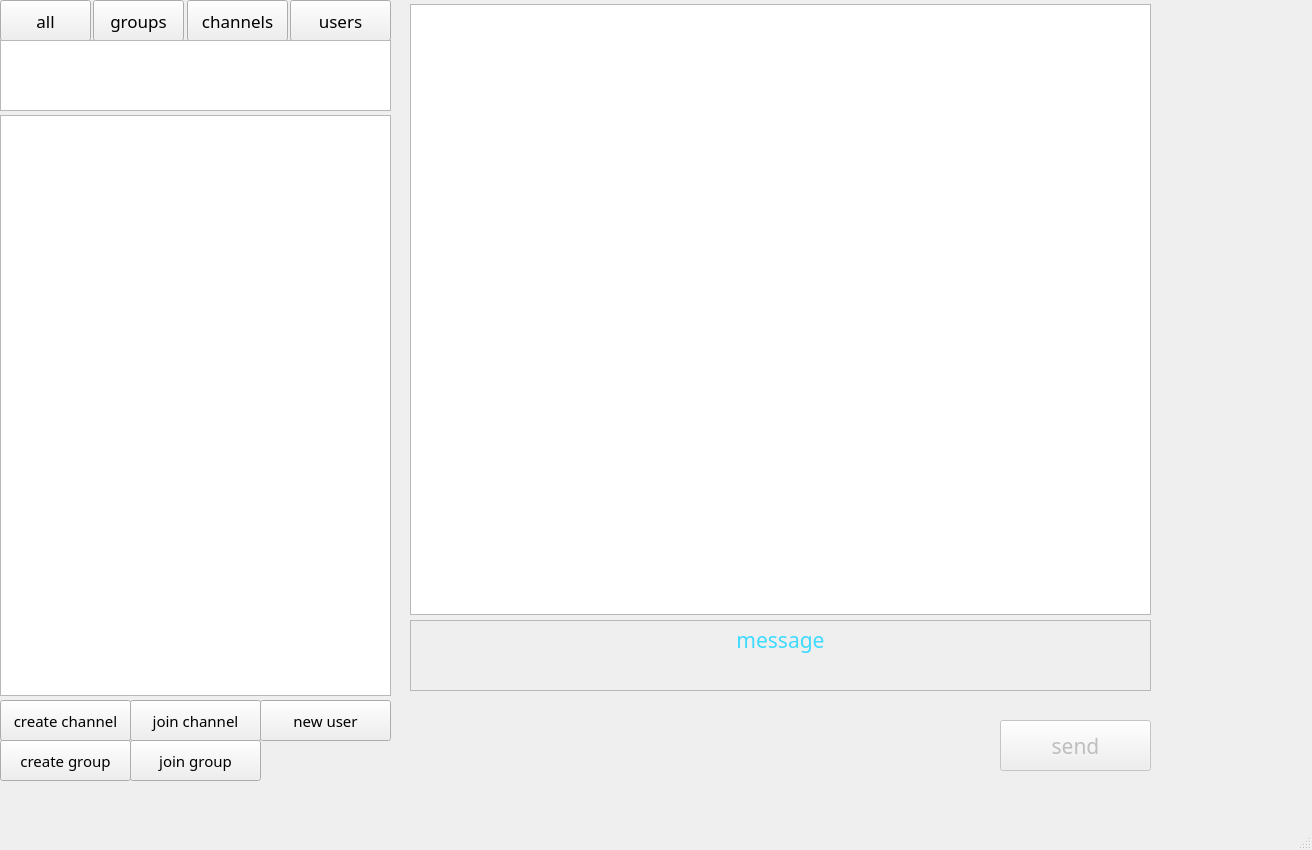
Old version of the form messenger/main_page.ui in the repository SeyedAliamiri/Messenger_cpp-31-_9.
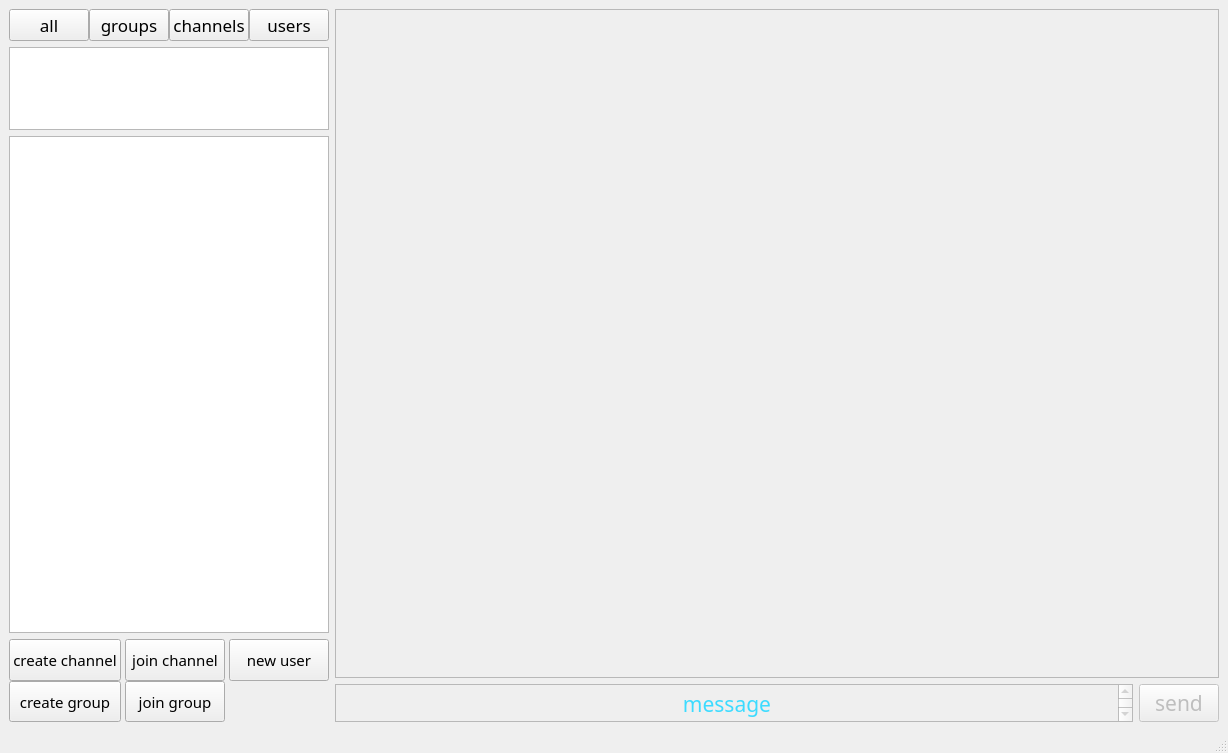
New version of the form.

Commit message: graphic of showing messages added

The edit to the form file:
```diff
--- a/messenger/main_page.ui
+++ b/messenger/main_page.ui
@@ -6,23 +6,42 @@
    <rect>
     <x>0</x>
     <y>0</y>
-    <width>1312</width>
-    <height>850</height>
+    <width>1228</width>
+    <height>753</height>
    </rect>
   </property>
   <property name="windowTitle">
    <string>MainWindow</string>
   </property>
   <widget class="QWidget" name="centralwidget">
+   <layout class="QVBoxLayout" name="verticalLayout_3">
+    <item>
+     <layout class="QHBoxLayout" name="horizontalLayout_5" stretch="1,4">
+      <item>
+       <layout class="QVBoxLayout" name="verticalLayout" stretch="0,1,6,1">
+        <item>
+         <layout class="QHBoxLayout" name="horizontalLayout">
+          <property name="spacing">
+           <number>0</number>
+          </property>
+          <property name="bottomMargin">
+           <number>0</number>
+          </property>
+          <item>
+           <widget class="QPushButton" name="all_button">
+            <property name="font">
+             <font>
+              <family>Berlin Sans FB Demi</family>
+              <pointsize>13</pointsize>
+             </font>
+            </property>
+            <property name="text">
+             <string>all</string>
+            </property>
+           </widget>
+          </item>
+          <item>
    <widget class="QPushButton" name="group_button">
-    <property name="geometry">
-     <rect>
-      <x>93</x>
-      <y>0</y>
-      <width>91</width>
-      <height>41</height>
-     </rect>
-    </property>
     <property name="font">
      <font>
       <family>Berlin Sans FB Demi</family>
@@ -33,15 +52,9 @@
      <string>groups</string>
     </property>
    </widget>
+          </item>
+          <item>
    <widget class="QPushButton" name="channel_button">
-    <property name="geometry">
-     <rect>
-      <x>187</x>
-      <y>0</y>
-      <width>101</width>
-      <height>41</height>
-     </rect>
-    </property>
     <property name="font">
      <font>
       <family>Berlin Sans FB Demi</family>
@@ -52,49 +65,9 @@
      <string>channels</string>
     </property>
    </widget>
-   <widget class="QGraphicsView" name="messages_graphicview">
-    <property name="geometry">
-     <rect>
-      <x>410</x>
-      <y>4</y>
-      <width>741</width>
-      <height>611</height>
-     </rect>
-    </property>
-    <property name="font">
-     <font>
-      <family>Berlin Sans FB Demi</family>
-     </font>
-    </property>
-   </widget>
-   <widget class="QPushButton" name="all_button">
-    <property name="geometry">
-     <rect>
-      <x>0</x>
-      <y>0</y>
-      <width>91</width>
-      <height>41</height>
-     </rect>
-    </property>
-    <property name="font">
-     <font>
-      <family>Berlin Sans FB Demi</family>
-      <pointsize>13</pointsize>
-     </font>
-    </property>
-    <property name="text">
-     <string>all</string>
-    </property>
-   </widget>
+          </item>
+          <item>
    <widget class="QPushButton" name="users_button">
-    <property name="geometry">
-     <rect>
-      <x>290</x>
-      <y>0</y>
-      <width>101</width>
-      <height>41</height>
-     </rect>
-    </property>
     <property name="font">
      <font>
       <family>Berlin Sans FB Demi</family>
@@ -105,46 +78,40 @@
      <string>users</string>
     </property>
    </widget>
-   <widget class="QPushButton" name="send_button">
-    <property name="enabled">
-     <bool>false</bool>
-    </property>
-    <property name="geometry">
-     <rect>
-      <x>1000</x>
-      <y>720</y>
-      <width>151</width>
-      <height>51</height>
-     </rect>
-    </property>
-    <property name="font">
-     <font>
-      <family>Berlin Sans FB Demi</family>
-      <pointsize>16</pointsize>
-     </font>
-    </property>
-    <property name="text">
-     <string>send</string>
-    </property>
-   </widget>
-   <widget class="QTextBrowser" name="network_status">
-    <property name="geometry">
-     <rect>
-      <x>0</x>
-      <y>40</y>
-      <width>391</width>
-      <height>71</height>
-     </rect>
-    </property>
-   </widget>
+          </item>
+         </layout>
+        </item>
+        <item>
+         <widget class="QTextBrowser" name="network_status"/>
+        </item>
+        <item>
+         <widget class="QListWidget" name="member_list">
+          <property name="frameShape">
+           <enum>QFrame::StyledPanel</enum>
+          </property>
+          <property name="lineWidth">
+           <number>10</number>
+          </property>
+          <property name="viewMode">
+           <enum>QListView::ListMode</enum>
+          </property>
+         </widget>
+        </item>
+        <item>
+         <layout class="QGridLayout" name="gridLayout" rowstretch="1,1" rowminimumheight="1,1">
+          <property name="horizontalSpacing">
+           <number>4</number>
+          </property>
+          <property name="verticalSpacing">
+           <number>0</number>
+          </property>
+          <item row="0" column="0">
    <widget class="QPushButton" name="create_channel">
-    <property name="geometry">
-     <rect>
-      <x>0</x>
-      <y>700</y>
-      <width>131</width>
-      <height>41</height>
-     </rect>
+            <property name="sizePolicy">
+             <sizepolicy hsizetype="Minimum" vsizetype="Expanding">
+              <horstretch>0</horstretch>
+              <verstretch>0</verstretch>
+             </sizepolicy>
     </property>
     <property name="font">
      <font>
@@ -156,14 +123,14 @@
      <string>create channel</string>
     </property>
    </widget>
+          </item>
+          <item row="0" column="1">
    <widget class="QPushButton" name="join_channel">
-    <property name="geometry">
-     <rect>
-      <x>130</x>
-      <y>700</y>
-      <width>131</width>
-      <height>41</height>
-     </rect>
+            <property name="sizePolicy">
+             <sizepolicy hsizetype="Minimum" vsizetype="Expanding">
+              <horstretch>0</horstretch>
+              <verstretch>0</verstretch>
+             </sizepolicy>
     </property>
     <property name="font">
      <font>
@@ -175,14 +142,14 @@
      <string>join channel</string>
     </property>
    </widget>
+          </item>
+          <item row="0" column="2">
    <widget class="QPushButton" name="new_user">
-    <property name="geometry">
-     <rect>
-      <x>260</x>
-      <y>700</y>
-      <width>131</width>
-      <height>41</height>
-     </rect>
+            <property name="sizePolicy">
+             <sizepolicy hsizetype="Minimum" vsizetype="Expanding">
+              <horstretch>0</horstretch>
+              <verstretch>0</verstretch>
+             </sizepolicy>
     </property>
     <property name="font">
      <font>
@@ -194,14 +161,14 @@
      <string>new user</string>
     </property>
    </widget>
+          </item>
+          <item row="1" column="0">
    <widget class="QPushButton" name="create_group">
-    <property name="geometry">
-     <rect>
-      <x>0</x>
-      <y>740</y>
-      <width>131</width>
-      <height>41</height>
-     </rect>
+            <property name="sizePolicy">
+             <sizepolicy hsizetype="Minimum" vsizetype="Expanding">
+              <horstretch>0</horstretch>
+              <verstretch>0</verstretch>
+             </sizepolicy>
     </property>
     <property name="font">
      <font>
@@ -213,14 +180,14 @@
      <string>create group</string>
     </property>
    </widget>
+          </item>
+          <item row="1" column="1">
    <widget class="QPushButton" name="join_group">
-    <property name="geometry">
-     <rect>
-      <x>130</x>
-      <y>740</y>
-      <width>131</width>
-      <height>41</height>
-     </rect>
+            <property name="sizePolicy">
+             <sizepolicy hsizetype="Minimum" vsizetype="Expanding">
+              <horstretch>0</horstretch>
+              <verstretch>0</verstretch>
+             </sizepolicy>
     </property>
     <property name="font">
      <font>
@@ -232,36 +199,56 @@
      <string>join group</string>
     </property>
    </widget>
-   <widget class="QListWidget" name="member_list">
+          </item>
+         </layout>
+        </item>
+       </layout>
+      </item>
+      <item>
+       <layout class="QVBoxLayout" name="verticalLayout_2" stretch="12,1">
+        <item>
+         <widget class="QScrollArea" name="scrollArea">
+          <property name="widgetResizable">
+           <bool>true</bool>
+          </property>
+          <widget class="QWidget" name="scrollAreaWidgetContents_2">
     <property name="geometry">
      <rect>
       <x>0</x>
-      <y>115</y>
-      <width>391</width>
-      <height>581</height>
-     </rect>
-    </property>
-    <property name="frameShape">
-     <enum>QFrame::StyledPanel</enum>
-    </property>
-    <property name="lineWidth">
-     <number>10</number>
-    </property>
-    <property name="viewMode">
-     <enum>QListView::ListMode</enum>
-    </property>
-   </widget>
+             <y>0</y>
+             <width>817</width>
+             <height>616</height>
+            </rect>
+           </property>
+           <widget class="QWidget" name="widget_2" native="true">
+            <property name="geometry">
+             <rect>
+              <x>270</x>
+              <y>290</y>
+              <width>278</width>
+              <height>214</height>
+             </rect>
+            </property>
+            <layout class="QVBoxLayout" name="verticalLayout_4"/>
+           </widget>
+          </widget>
+         </widget>
+        </item>
+        <item>
+         <layout class="QHBoxLayout" name="horizontalLayout_4">
+          <property name="bottomMargin">
+           <number>0</number>
+          </property>
+          <item>
    <widget class="QTextEdit" name="new_message_text_edit">
     <property name="enabled">
      <bool>false</bool>
     </property>
-    <property name="geometry">
-     <rect>
-      <x>410</x>
-      <y>620</y>
-      <width>741</width>
-      <height>71</height>
-     </rect>
+            <property name="sizePolicy">
+             <sizepolicy hsizetype="Expanding" vsizetype="Ignored">
+              <horstretch>0</horstretch>
+              <verstretch>0</verstretch>
+             </sizepolicy>
     </property>
     <property name="font">
      <font>
@@ -277,6 +264,30 @@
 &lt;p align=&quot;center&quot; style=&quot; margin-top:0px; margin-bottom:0px; margin-left:0px; margin-right:0px; -qt-block-indent:0; text-indent:0px;&quot;&gt;&lt;span style=&quot; font-family:'Berlin SansFB Demi'; color:#3ddbff;&quot;&gt;message&lt;/span&gt;&lt;/p&gt;&lt;/body&gt;&lt;/html&gt;</string>
     </property>
    </widget>
+          </item>
+          <item>
+           <widget class="QPushButton" name="send_button">
+            <property name="enabled">
+             <bool>false</bool>
+            </property>
+            <property name="font">
+             <font>
+              <family>Berlin Sans FB Demi</family>
+              <pointsize>16</pointsize>
+             </font>
+            </property>
+            <property name="text">
+             <string>send</string>
+            </property>
+           </widget>
+          </item>
+         </layout>
+        </item>
+       </layout>
+      </item>
+     </layout>
+    </item>
+   </layout>
   </widget>
   <widget class="QMenuBar" name="menubar">
    <property name="geometry">
```
Left out of the diff: 2 changed lines with no effect on the pictures. Lines whose indentation alone changed are shown as unchanged. The commit also changes 4 other files.
